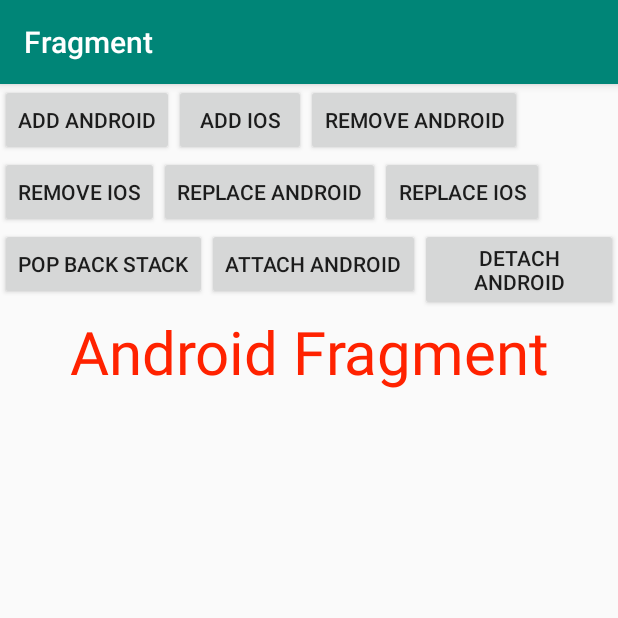
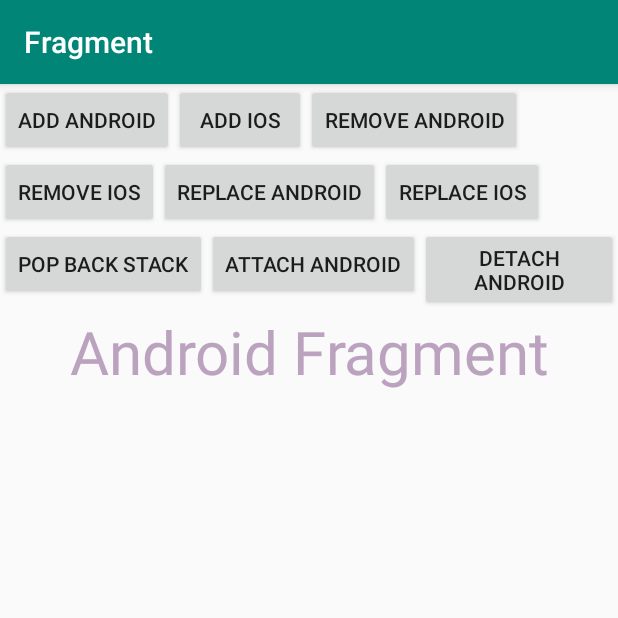
Before and after one commit to phamtanphat/Fragment02072019, an Android app: the screen it shows after launch (MainActivity), after a tap on "ADD ANDROID", on a phone screen of 412 x 824 dp, the top half of it. Run offline under Robolectric (Android 15) with nearby library versions, the phone set to English and light mode, and no system bars.

Commit message:
remove fragment

```diff
--- a/app/src/main/java/phamtanphat/ptp/khoaphamtraining/fragment/AndroidFragment.java
+++ b/app/src/main/java/phamtanphat/ptp/khoaphamtraining/fragment/AndroidFragment.java
@@ -8,6 +8,7 @@ import androidx.fragment.app.Fragment;
 import android.view.LayoutInflater;
 import android.view.View;
 import android.view.ViewGroup;
+import android.widget.TextView;
 
 
 /**
@@ -15,17 +16,25 @@ import android.view.ViewGroup;
  */
 public class AndroidFragment extends Fragment {
 
+    Integer color;
 
-    public AndroidFragment() {
+    public AndroidFragment(Integer color) {
         // Required empty public constructor
+        this.color = color;
     }
 
 
+
+    View view;
+    TextView txtAndroid;
     @Override
     public View onCreateView(LayoutInflater inflater, ViewGroup container,
                              Bundle savedInstanceState) {
         // Inflate the layout for this fragment
-        return inflater.inflate(R.layout.fragment_android, container, false);
+        view = inflater.inflate(R.layout.fragment_android, container, false);
+        txtAndroid = view.findViewById(R.id.textviewAndroid);
+        txtAndroid.setTextColor(this.color);
+        return view;
     }
 
 }
--- a/app/src/main/java/phamtanphat/ptp/khoaphamtraining/fragment/MainActivity.java
+++ b/app/src/main/java/phamtanphat/ptp/khoaphamtraining/fragment/MainActivity.java
@@ -4,10 +4,13 @@ import androidx.appcompat.app.AppCompatActivity;
 import androidx.fragment.app.FragmentManager;
 import androidx.fragment.app.FragmentTransaction;
 
+import android.graphics.Color;
 import android.os.Bundle;
 import android.util.Log;
 import android.view.View;
 import android.widget.Toast;
+
+import java.util.Random;
 
 public class MainActivity extends AppCompatActivity {
 
@@ -20,19 +23,32 @@ public class MainActivity extends AppCompatActivity {
     }
     public void addAndroid(View v){
         FragmentTransaction fragmentTransaction = fragmentManager.beginTransaction();
-        AndroidFragment androidFragment = new AndroidFragment();
-        fragmentTransaction.add(R.id.linearContainer,androidFragment);
+        Random rnd = new Random();
+        int color = Color.argb(255, rnd.nextInt(256), rnd.nextInt(256), rnd.nextInt(256));
+        AndroidFragment androidFragment = new AndroidFragment(color);
+        fragmentTransaction.add(R.id.linearContainer,androidFragment,"fragmentAndroid");
         fragmentTransaction.commit();
 
     }
     public void addIos(View v){
         FragmentTransaction fragmentTransaction = fragmentManager.beginTransaction();
         IosFragment iosFragment = new IosFragment();
-        fragmentTransaction.add(R.id.linearContainer,iosFragment);
+        fragmentTransaction.add(R.id.linearContainer,iosFragment,"fragmentios");
         fragmentTransaction.commit();
 
     }
-//    private void getCountFragmentInActivity(){
-//        Log.d("BBB",fragmentManager.getFragments().size() + "" );
-//    }
+    public void removeAndroid(View v){
+
+        FragmentTransaction fragmentTransaction = fragmentManager.beginTransaction();
+        AndroidFragment androidFragment = (AndroidFragment) fragmentManager.findFragmentByTag("fragmentAndroid");
+        if (androidFragment != null){
+            fragmentTransaction.remove(androidFragment);
+            fragmentTransaction.commit();
+            getCountFragmentInActivity();
+        }
+
+    }
+    private void getCountFragmentInActivity(){
+        Log.d("BBB",fragmentManager.getFragments().size() + "" );
+    }
 }
--- a/app/src/main/res/layout/activity_main.xml
+++ b/app/src/main/res/layout/activity_main.xml
@@ -21,12 +21,14 @@
         android:layout_width="wrap_content"
         android:layout_height="wrap_content"/>
     <Button
+        android:onClick="removeAndroid"
         android:layout_toRightOf="@id/btnAddIos"
         android:id="@+id/btnRemoveAndroid"
         android:text="Remove Android"
         android:layout_width="wrap_content"
         android:layout_height="wrap_content"/>
     <Button
+        android:onClick="removeIos"
         android:layout_below="@id/btnAddAndroid"
         android:id="@+id/btnRemoveIos"
         android:text="Remove ios"
--- a/app/src/main/res/layout/fragment_android.xml
+++ b/app/src/main/res/layout/fragment_android.xml
@@ -7,6 +7,7 @@
     tools:context=".AndroidFragment">
 
     <TextView
+        android:id="@+id/textviewAndroid"
         android:textColor="#f20"
         android:textSize="40sp"
         android:gravity="center"
```
